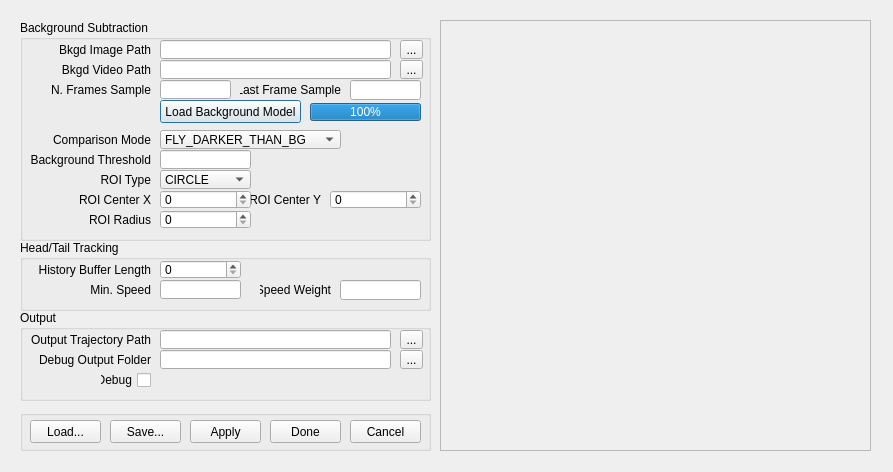
Qt form src/plugin/flytrack/flytrack_plugin.ui (hubbardp/BIASJAABA) before a commit.
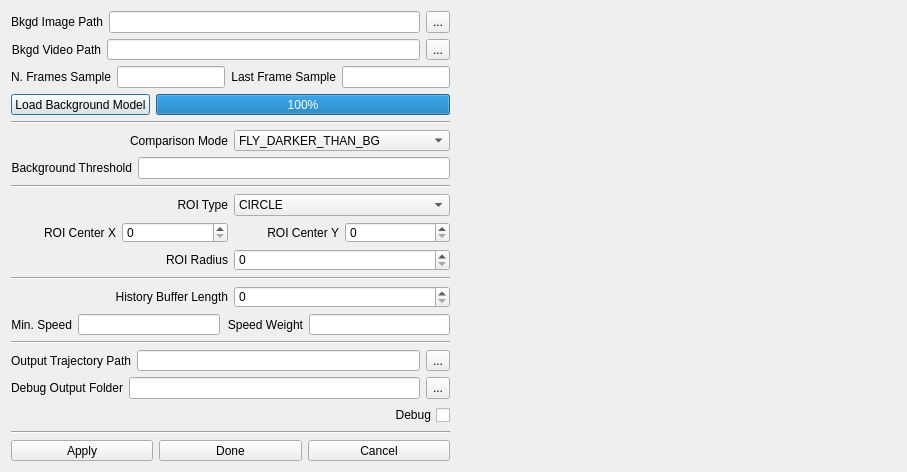
The same form after that commit.

Commit message: More messing with the gui.

Patch:
```diff
--- a/src/plugin/flytrack/flytrack_plugin.ui
+++ b/src/plugin/flytrack/flytrack_plugin.ui
@@ -6,76 +6,86 @@
    <rect>
     <x>0</x>
     <y>0</y>
-    <width>893</width>
+    <width>907</width>
     <height>472</height>
    </rect>
   </property>
+  <property name="sizePolicy">
+   <sizepolicy hsizetype="Expanding" vsizetype="Expanding">
+    <horstretch>0</horstretch>
+    <verstretch>0</verstretch>
+   </sizepolicy>
+  </property>
   <property name="minimumSize">
    <size>
-    <width>460</width>
+    <width>907</width>
     <height>472</height>
    </size>
   </property>
   <property name="windowTitle">
    <string>Form</string>
   </property>
-  <widget class="QGroupBox" name="bgGroupBox">
-   <property name="geometry">
-    <rect>
-     <x>20</x>
-     <y>20</y>
-     <width>411</width>
-     <height>221</height>
-    </rect>
-   </property>
-   <property name="title">
-    <string>Background Subtraction</string>
-   </property>
+  <layout class="QHBoxLayout" name="horizontalLayout_2">
+   <item>
+    <layout class="QHBoxLayout" name="mainHorizontalLayout">
+     <property name="sizeConstraint">
+      <enum>QLayout::SetNoConstraint</enum>
+     </property>
+     <item>
+      <layout class="QVBoxLayout" name="controlsVerticalLayout"/>
+     </item>
+     <item>
+      <layout class="QVBoxLayout" name="bgEstVerticalLayout">
+       <item>
+        <layout class="QHBoxLayout" name="bgImageFilePathHorizontalLayout">
+         <item>
+          <widget class="QLabel" name="bgImageFilePathLabel">
+           <property name="sizePolicy">
+            <sizepolicy hsizetype="Preferred" vsizetype="Preferred">
+             <horstretch>0</horstretch>
+             <verstretch>0</verstretch>
+            </sizepolicy>
+           </property>
+           <property name="layoutDirection">
+            <enum>Qt::RightToLeft</enum>
+           </property>
+           <property name="text">
+            <string>Bkgd Image Path</string>
+           </property>
+           <property name="alignment">
+            <set>Qt::AlignRight|Qt::AlignTrailing|Qt::AlignVCenter</set>
+           </property>
+          </widget>
+         </item>
+         <item>
+          <widget class="QLineEdit" name="bgImageFilePathLineEdit">
+           <property name="sizePolicy">
+            <sizepolicy hsizetype="Expanding" vsizetype="Preferred">
+             <horstretch>0</horstretch>
+             <verstretch>0</verstretch>
+            </sizepolicy>
+           </property>
+          </widget>
+         </item>
+         <item>
    <widget class="QToolButton" name="bgImageFilePathToolButton">
-    <property name="geometry">
-     <rect>
-      <x>380</x>
-      <y>20</y>
-      <width>23</width>
-      <height>19</height>
-     </rect>
+           <property name="sizePolicy">
+            <sizepolicy hsizetype="Preferred" vsizetype="Preferred">
+             <horstretch>0</horstretch>
+             <verstretch>0</verstretch>
+            </sizepolicy>
     </property>
     <property name="text">
      <string>...</string>
     </property>
    </widget>
-   <widget class="QToolButton" name="bgVideoFilePathToolButton">
-    <property name="geometry">
-     <rect>
-      <x>380</x>
-      <y>40</y>
-      <width>23</width>
-      <height>19</height>
-     </rect>
-    </property>
-    <property name="text">
-     <string>...</string>
-    </property>
-   </widget>
-   <widget class="QLineEdit" name="bgVideoFilePathLineEdit">
-    <property name="geometry">
-     <rect>
-      <x>140</x>
-      <y>40</y>
-      <width>231</width>
-      <height>19</height>
-     </rect>
-    </property>
-   </widget>
+         </item>
+        </layout>
+       </item>
+       <item>
+        <layout class="QHBoxLayout" name="bgVideoFilePathHorizontalLayout">
+         <item>
    <widget class="QLabel" name="bgVideoFilePathLabel">
-    <property name="geometry">
-     <rect>
-      <x>10</x>
-      <y>40</y>
-      <width>121</width>
-      <height>19</height>
-     </rect>
-    </property>
     <property name="layoutDirection">
      <enum>Qt::RightToLeft</enum>
     </property>
@@ -86,44 +96,29 @@
      <set>Qt::AlignRight|Qt::AlignTrailing|Qt::AlignVCenter</set>
     </property>
    </widget>
-   <widget class="QLineEdit" name="bgImageFilePathLineEdit">
-    <property name="geometry">
-     <rect>
-      <x>140</x>
-      <y>20</y>
-      <width>231</width>
-      <height>19</height>
-     </rect>
-    </property>
-   </widget>
-   <widget class="QLabel" name="bgImageFilePathLabel">
-    <property name="geometry">
-     <rect>
-      <x>10</x>
-      <y>20</y>
-      <width>121</width>
-      <height>19</height>
-     </rect>
-    </property>
-    <property name="layoutDirection">
-     <enum>Qt::RightToLeft</enum>
+         </item>
+         <item>
+          <widget class="QLineEdit" name="bgVideoFilePathLineEdit"/>
+         </item>
+         <item>
+          <widget class="QToolButton" name="bgVideoFilePathToolButton">
+           <property name="sizePolicy">
+            <sizepolicy hsizetype="Preferred" vsizetype="Preferred">
+             <horstretch>0</horstretch>
+             <verstretch>0</verstretch>
+            </sizepolicy>
     </property>
     <property name="text">
-     <string>Bkgd Image Path</string>
-    </property>
-    <property name="alignment">
-     <set>Qt::AlignRight|Qt::AlignTrailing|Qt::AlignVCenter</set>
-    </property>
-   </widget>
+            <string>...</string>
+           </property>
+          </widget>
+         </item>
+        </layout>
+       </item>
+       <item>
+        <layout class="QHBoxLayout" name="bgSampleHorizontalLayout">
+         <item>
    <widget class="QLabel" name="nFramesBgEstLabel">
-    <property name="geometry">
-     <rect>
-      <x>10</x>
-      <y>60</y>
-      <width>121</width>
-      <height>19</height>
-     </rect>
-    </property>
     <property name="layoutDirection">
      <enum>Qt::RightToLeft</enum>
     </property>
@@ -134,28 +129,22 @@
      <set>Qt::AlignRight|Qt::AlignTrailing|Qt::AlignVCenter</set>
     </property>
    </widget>
+         </item>
+         <item>
    <widget class="QLineEdit" name="nFramesBgEstLineEdit">
-    <property name="geometry">
-     <rect>
-      <x>140</x>
-      <y>60</y>
-      <width>71</width>
-      <height>19</height>
-     </rect>
+           <property name="sizePolicy">
+            <sizepolicy hsizetype="Expanding" vsizetype="Preferred">
+             <horstretch>0</horstretch>
+             <verstretch>0</verstretch>
+            </sizepolicy>
     </property>
     <property name="text">
      <string/>
     </property>
    </widget>
+         </item>
+         <item>
    <widget class="QLabel" name="lastFrameSampleLabel">
-    <property name="geometry">
-     <rect>
-      <x>220</x>
-      <y>60</y>
-      <width>101</width>
-      <height>20</height>
-     </rect>
-    </property>
     <property name="layoutDirection">
      <enum>Qt::RightToLeft</enum>
     </property>
@@ -166,28 +155,75 @@
      <set>Qt::AlignRight|Qt::AlignTrailing|Qt::AlignVCenter</set>
     </property>
    </widget>
+         </item>
+         <item>
    <widget class="QLineEdit" name="lastFrameSampleLineEdit">
-    <property name="geometry">
-     <rect>
-      <x>330</x>
-      <y>60</y>
-      <width>71</width>
-      <height>20</height>
-     </rect>
+           <property name="sizePolicy">
+            <sizepolicy hsizetype="Expanding" vsizetype="Preferred">
+             <horstretch>0</horstretch>
+             <verstretch>0</verstretch>
+            </sizepolicy>
     </property>
     <property name="text">
      <string/>
     </property>
    </widget>
+         </item>
+        </layout>
+       </item>
+       <item>
+        <layout class="QHBoxLayout" name="bgLoadHorizontalLayout">
+         <item>
+          <widget class="QPushButton" name="loadBgPushButton">
+           <property name="sizePolicy">
+            <sizepolicy hsizetype="Preferred" vsizetype="Preferred">
+             <horstretch>0</horstretch>
+             <verstretch>0</verstretch>
+            </sizepolicy>
+           </property>
+           <property name="text">
+            <string>Load Background Model</string>
+           </property>
+          </widget>
+         </item>
+         <item>
+          <widget class="QProgressBar" name="progressBar">
+           <property name="sizePolicy">
+            <sizepolicy hsizetype="Expanding" vsizetype="Preferred">
+             <horstretch>0</horstretch>
+             <verstretch>0</verstretch>
+            </sizepolicy>
+           </property>
+           <property name="layoutDirection">
+            <enum>Qt::LeftToRight</enum>
+           </property>
+           <property name="value">
+            <number>100</number>
+           </property>
+           <property name="alignment">
+            <set>Qt::AlignCenter</set>
+           </property>
+           <property name="invertedAppearance">
+            <bool>false</bool>
+           </property>
+           <property name="textDirection">
+            <enum>QProgressBar::TopToBottom</enum>
+           </property>
+          </widget>
+         </item>
+        </layout>
+       </item>
+       <item>
+        <widget class="Line" name="line">
+         <property name="orientation">
+          <enum>Qt::Horizontal</enum>
+         </property>
+        </widget>
+       </item>
+       <item>
+        <layout class="QHBoxLayout" name="horizontalLayout_9">
+         <item>
    <widget class="QLabel" name="flyVsBgModeLabel">
-    <property name="geometry">
-     <rect>
-      <x>10</x>
-      <y>110</y>
-      <width>121</width>
-      <height>19</height>
-     </rect>
-    </property>
     <property name="layoutDirection">
      <enum>Qt::RightToLeft</enum>
     </property>
@@ -198,14 +234,14 @@
      <set>Qt::AlignRight|Qt::AlignTrailing|Qt::AlignVCenter</set>
     </property>
    </widget>
+         </item>
+         <item>
    <widget class="QComboBox" name="flyVsBgModeComboBox">
-    <property name="geometry">
-     <rect>
-      <x>140</x>
-      <y>110</y>
-      <width>181</width>
-      <height>19</height>
-     </rect>
+           <property name="sizePolicy">
+            <sizepolicy hsizetype="Preferred" vsizetype="Preferred">
+             <horstretch>0</horstretch>
+             <verstretch>0</verstretch>
+            </sizepolicy>
     </property>
     <item>
      <property name="text">
@@ -223,15 +259,50 @@
      </property>
     </item>
    </widget>
+         </item>
+        </layout>
+       </item>
+       <item>
+        <layout class="QHBoxLayout" name="horizontalLayout_10">
+         <item>
+          <widget class="QLabel" name="backgroundThresholdLabel">
+           <property name="layoutDirection">
+            <enum>Qt::RightToLeft</enum>
+           </property>
+           <property name="text">
+            <string>Background Threshold</string>
+           </property>
+           <property name="alignment">
+            <set>Qt::AlignRight|Qt::AlignTrailing|Qt::AlignVCenter</set>
+           </property>
+          </widget>
+         </item>
+         <item>
+          <widget class="QLineEdit" name="backgroundThresholdLineEdit">
+           <property name="sizePolicy">
+            <sizepolicy hsizetype="Expanding" vsizetype="Preferred">
+             <horstretch>0</horstretch>
+             <verstretch>0</verstretch>
+            </sizepolicy>
+           </property>
+           <property name="text">
+            <string/>
+           </property>
+          </widget>
+         </item>
+        </layout>
+       </item>
+       <item>
+        <widget class="Line" name="line_2">
+         <property name="orientation">
+          <enum>Qt::Horizontal</enum>
+         </property>
+        </widget>
+       </item>
+       <item>
+        <layout class="QHBoxLayout" name="horizontalLayout_11">
+         <item>
    <widget class="QLabel" name="roiTypeLabel">
-    <property name="geometry">
-     <rect>
-      <x>10</x>
-      <y>150</y>
-      <width>121</width>
-      <height>19</height>
-     </rect>
-    </property>
     <property name="layoutDirection">
      <enum>Qt::RightToLeft</enum>
     </property>
@@ -242,14 +313,14 @@
      <set>Qt::AlignRight|Qt::AlignTrailing|Qt::AlignVCenter</set>
     </property>
    </widget>
+         </item>
+         <item>
    <widget class="QComboBox" name="roiTypeComboBox">
-    <property name="geometry">
-     <rect>
-      <x>140</x>
-      <y>150</y>
-      <width>91</width>
-      <height>19</height>
-     </rect>
+           <property name="sizePolicy">
+            <sizepolicy hsizetype="Preferred" vsizetype="Preferred">
+             <horstretch>0</horstretch>
+             <verstretch>0</verstretch>
+            </sizepolicy>
     </property>
     <item>
      <property name="text">
@@ -262,15 +333,13 @@
      </property>
     </item>
    </widget>
+         </item>
+        </layout>
+       </item>
+       <item>
+        <layout class="QHBoxLayout" name="horizontalLayout_12">
+         <item>
    <widget class="QLabel" name="roiCenterXLabel">
-    <property name="geometry">
-     <rect>
-      <x>10</x>
-      <y>170</y>
-      <width>121</width>
-      <height>19</height>
-     </rect>
-    </property>
     <property name="layoutDirection">
      <enum>Qt::RightToLeft</enum>
     </property>
@@ -281,15 +350,22 @@
      <set>Qt::AlignRight|Qt::AlignTrailing|Qt::AlignVCenter</set>
     </property>
    </widget>
+         </item>
+         <item>
+          <widget class="QSpinBox" name="roiCenterXSpinBox">
+           <property name="sizePolicy">
+            <sizepolicy hsizetype="Minimum" vsizetype="Preferred">
+             <horstretch>0</horstretch>
+             <verstretch>0</verstretch>
+            </sizepolicy>
+           </property>
+           <property name="maximum">
+            <number>999999999</number>
+           </property>
+          </widget>
+         </item>
+         <item>
    <widget class="QLabel" name="roiCenterYLabel">
-    <property name="geometry">
-     <rect>
-      <x>230</x>
-      <y>170</y>
-      <width>71</width>
-      <height>20</height>
-     </rect>
-    </property>
     <property name="layoutDirection">
      <enum>Qt::RightToLeft</enum>
     </property>
@@ -300,15 +376,26 @@
      <set>Qt::AlignRight|Qt::AlignTrailing|Qt::AlignVCenter</set>
     </property>
    </widget>
+         </item>
+         <item>
+          <widget class="QSpinBox" name="roiCenterYSpinBox">
+           <property name="sizePolicy">
+            <sizepolicy hsizetype="Minimum" vsizetype="Preferred">
+             <horstretch>0</horstretch>
+             <verstretch>0</verstretch>
+            </sizepolicy>
+           </property>
+           <property name="maximum">
+            <number>999999999</number>
+           </property>
+          </widget>
+         </item>
+        </layout>
+       </item>
+       <item>
+        <layout class="QHBoxLayout" name="horizontalLayout_13">
+         <item>
    <widget class="QLabel" name="roiCenterXLabel_2">
-    <property name="geometry">
-     <rect>
-      <x>10</x>
-      <y>190</y>
-      <width>121</width>
-      <height>19</height>
-     </rect>
-    </property>
     <property name="layoutDirection">
      <enum>Qt::RightToLeft</enum>
     </property>
@@ -319,143 +406,33 @@
      <set>Qt::AlignRight|Qt::AlignTrailing|Qt::AlignVCenter</set>
     </property>
    </widget>
-   <widget class="QPushButton" name="loadBgPushButton">
-    <property name="geometry">
-     <rect>
-      <x>140</x>
-      <y>80</y>
-      <width>141</width>
-      <height>23</height>
-     </rect>
-    </property>
-    <property name="text">
-     <string>Load Background Model</string>
-    </property>
-   </widget>
-   <widget class="QProgressBar" name="progressBar">
-    <property name="geometry">
-     <rect>
-      <x>290</x>
-      <y>83</y>
-      <width>111</width>
-      <height>18</height>
-     </rect>
-    </property>
-    <property name="sizePolicy">
-     <sizepolicy hsizetype="Expanding" vsizetype="Fixed">
-      <horstretch>0</horstretch>
-      <verstretch>0</verstretch>
-     </sizepolicy>
-    </property>
-    <property name="layoutDirection">
-     <enum>Qt::LeftToRight</enum>
-    </property>
-    <property name="value">
-     <number>100</number>
-    </property>
-    <property name="alignment">
-     <set>Qt::AlignCenter</set>
-    </property>
-    <property name="invertedAppearance">
-     <bool>false</bool>
-    </property>
-    <property name="textDirection">
-     <enum>QProgressBar::TopToBottom</enum>
-    </property>
-   </widget>
-   <widget class="QLabel" name="backgroundThresholdLabel">
-    <property name="geometry">
-     <rect>
-      <x>10</x>
-      <y>130</y>
-      <width>121</width>
-      <height>19</height>
-     </rect>
-    </property>
-    <property name="layoutDirection">
-     <enum>Qt::RightToLeft</enum>
-    </property>
-    <property name="text">
-     <string>Background Threshold</string>
-    </property>
-    <property name="alignment">
-     <set>Qt::AlignRight|Qt::AlignTrailing|Qt::AlignVCenter</set>
-    </property>
-   </widget>
-   <widget class="QLineEdit" name="backgroundThresholdLineEdit">
-    <property name="geometry">
-     <rect>
-      <x>140</x>
-      <y>130</y>
-      <width>91</width>
-      <height>19</height>
-     </rect>
-    </property>
-    <property name="text">
-     <string/>
-    </property>
-   </widget>
-   <widget class="QSpinBox" name="roiCenterXSpinBox">
-    <property name="geometry">
-     <rect>
-      <x>140</x>
-      <y>170</y>
-      <width>91</width>
-      <height>19</height>
-     </rect>
-    </property>
-    <property name="maximum">
-     <number>999999999</number>
-    </property>
-   </widget>
-   <widget class="QSpinBox" name="roiCenterYSpinBox">
-    <property name="geometry">
-     <rect>
-      <x>310</x>
-      <y>170</y>
-      <width>91</width>
-      <height>19</height>
-     </rect>
-    </property>
-    <property name="maximum">
-     <number>999999999</number>
-    </property>
-   </widget>
+         </item>
+         <item>
    <widget class="QSpinBox" name="roiRadiusSpinBox">
-    <property name="geometry">
-     <rect>
-      <x>140</x>
-      <y>190</y>
-      <width>91</width>
-      <height>19</height>
-     </rect>
+           <property name="sizePolicy">
+            <sizepolicy hsizetype="Minimum" vsizetype="Preferred">
+             <horstretch>0</horstretch>
+             <verstretch>0</verstretch>
+            </sizepolicy>
     </property>
     <property name="maximum">
      <number>999999999</number>
     </property>
    </widget>
-  </widget>
-  <widget class="QGroupBox" name="headTailGroupBox">
-   <property name="geometry">
-    <rect>
-     <x>20</x>
-     <y>240</y>
-     <width>411</width>
-     <height>71</height>
-    </rect>
-   </property>
-   <property name="title">
-    <string>Head/Tail Tracking</string>
-   </property>
+         </item>
+        </layout>
+       </item>
+       <item>
+        <widget class="Line" name="line_3">
+         <property name="orientation">
+          <enum>Qt::Horizontal</enum>
+         </property>
+        </widget>
+       </item>
+       <item>
+        <layout class="QHBoxLayout" name="horizontalLayout_14">
+         <item>
    <widget class="QLabel" name="historyBufferLengthLabel">
-    <property name="geometry">
-     <rect>
-      <x>10</x>
-      <y>20</y>
-      <width>121</width>
-      <height>19</height>
-     </rect>
-    </property>
     <property name="layoutDirection">
      <enum>Qt::RightToLeft</enum>
     </property>
@@ -466,15 +443,26 @@
      <set>Qt::AlignRight|Qt::AlignTrailing|Qt::AlignVCenter</set>
     </property>
    </widget>
+         </item>
+         <item>
+          <widget class="QSpinBox" name="historyBufferLengthSpinBox">
+           <property name="sizePolicy">
+            <sizepolicy hsizetype="Minimum" vsizetype="Preferred">
+             <horstretch>0</horstretch>
+             <verstretch>0</verstretch>
+            </sizepolicy>
+           </property>
+           <property name="maximum">
+            <number>1000</number>
+           </property>
+          </widget>
+         </item>
+        </layout>
+       </item>
+       <item>
+        <layout class="QHBoxLayout" name="horizontalLayout_15">
+         <item>
    <widget class="QLabel" name="minVelocityMagnitudeLabel">
-    <property name="geometry">
-     <rect>
-      <x>10</x>
-      <y>40</y>
-      <width>121</width>
-      <height>19</height>
-     </rect>
-    </property>
     <property name="layoutDirection">
      <enum>Qt::RightToLeft</enum>
     </property>
@@ -485,28 +473,22 @@
      <set>Qt::AlignRight|Qt::AlignTrailing|Qt::AlignVCenter</set>
     </property>
    </widget>
+         </item>
+         <item>
    <widget class="QLineEdit" name="minVelocityMagnitudeLineEdit">
-    <property name="geometry">
-     <rect>
-      <x>140</x>
-      <y>40</y>
-      <width>81</width>
-      <height>19</height>
-     </rect>
+           <property name="sizePolicy">
+            <sizepolicy hsizetype="Expanding" vsizetype="Preferred">
+             <horstretch>0</horstretch>
+             <verstretch>0</verstretch>
+            </sizepolicy>
     </property>
     <property name="text">
      <string/>
     </property>
    </widget>
+         </item>
+         <item>
    <widget class="QLabel" name="headTailWeightVelocityLabel">
-    <property name="geometry">
-     <rect>
-      <x>240</x>
-      <y>40</y>
-      <width>71</width>
-      <height>20</height>
-     </rect>
-    </property>
     <property name="layoutDirection">
      <enum>Qt::RightToLeft</enum>
     </property>
@@ -517,54 +499,33 @@
      <set>Qt::AlignRight|Qt::AlignTrailing|Qt::AlignVCenter</set>
     </property>
    </widget>
+         </item>
+         <item>
    <widget class="QLineEdit" name="headTailWeightVelocityLineEdit">
-    <property name="geometry">
-     <rect>
-      <x>320</x>
-      <y>40</y>
-      <width>81</width>
-      <height>20</height>
-     </rect>
+           <property name="sizePolicy">
+            <sizepolicy hsizetype="Expanding" vsizetype="Preferred">
+             <horstretch>0</horstretch>
+             <verstretch>0</verstretch>
+            </sizepolicy>
     </property>
     <property name="text">
      <string/>
     </property>
    </widget>
-   <widget class="QSpinBox" name="historyBufferLengthSpinBox">
-    <property name="geometry">
-     <rect>
-      <x>140</x>
-      <y>20</y>
-      <width>81</width>
-      <height>19</height>
-     </rect>
-    </property>
-    <property name="maximum">
-     <number>1000</number>
-    </property>
-   </widget>
-  </widget>
-  <widget class="QGroupBox" name="groupBox">
-   <property name="geometry">
-    <rect>
-     <x>20</x>
-     <y>310</y>
-     <width>411</width>
-     <height>91</height>
-    </rect>
-   </property>
-   <property name="title">
-    <string>Output</string>
-   </property>
+         </item>
+        </layout>
+       </item>
+       <item>
+        <widget class="Line" name="line_4">
+         <property name="orientation">
+          <enum>Qt::Horizontal</enum>
+         </property>
+        </widget>
+       </item>
+       <item>
+        <layout class="QHBoxLayout" name="horizontalLayout_16">
+         <item>
    <widget class="QLabel" name="logFilePathLabel">
-    <property name="geometry">
-     <rect>
-      <x>10</x>
-      <y>20</y>
-      <width>121</width>
-      <height>19</height>
-     </rect>
-    </property>
     <property name="layoutDirection">
      <enum>Qt::RightToLeft</enum>
     </property>
@@ -575,54 +536,36 @@
      <set>Qt::AlignRight|Qt::AlignTrailing|Qt::AlignVCenter</set>
     </property>
    </widget>
+         </item>
+         <item>
    <widget class="QLineEdit" name="logFilePathLineEdit">
-    <property name="geometry">
-     <rect>
-      <x>140</x>
-      <y>20</y>
-      <width>231</width>
-      <height>19</height>
-     </rect>
-    </property>
-   </widget>
+           <property name="sizePolicy">
+            <sizepolicy hsizetype="Expanding" vsizetype="Preferred">
+             <horstretch>0</horstretch>
+             <verstretch>0</verstretch>
+            </sizepolicy>
+           </property>
+          </widget>
+         </item>
+         <item>
    <widget class="QToolButton" name="logFilePathToolButton">
-    <property name="geometry">
-     <rect>
-      <x>380</x>
-      <y>20</y>
-      <width>23</width>
-      <height>19</height>
-     </rect>
+           <property name="sizePolicy">
+            <sizepolicy hsizetype="Preferred" vsizetype="Preferred">
+             <horstretch>0</horstretch>
+             <verstretch>0</verstretch>
+            </sizepolicy>
     </property>
     <property name="text">
      <string>...</string>
     </property>
    </widget>
-   <widget class="QCheckBox" name="DEBUGCheckBox">
-    <property name="geometry">
-     <rect>
-      <x>80</x>
-      <y>60</y>
-      <width>51</width>
-      <height>20</height>
-     </rect>
-    </property>
-    <property name="layoutDirection">
-     <enum>Qt::RightToLeft</enum>
-    </property>
-    <property name="text">
-     <string>Debug</string>
-    </property>
-   </widget>
+         </item>
+        </layout>
+       </item>
+       <item>
+        <layout class="QHBoxLayout" name="horizontalLayout_17">
+         <item>
    <widget class="QLabel" name="tmpOutDirLabel">
-    <property name="geometry">
-     <rect>
-      <x>20</x>
-      <y>40</y>
-      <width>111</width>
-      <height>20</height>
-     </rect>
-    </property>
     <property name="layoutDirection">
      <enum>Qt::RightToLeft</enum>
     </property>
@@ -633,144 +576,130 @@
      <set>Qt::AlignRight|Qt::AlignTrailing|Qt::AlignVCenter</set>
     </property>
    </widget>
+         </item>
+         <item>
    <widget class="QLineEdit" name="tmpOutDirLineEdit">
-    <property name="geometry">
-     <rect>
-      <x>140</x>
-      <y>40</y>
-      <width>231</width>
-      <height>19</height>
-     </rect>
-    </property>
-   </widget>
+           <property name="sizePolicy">
+            <sizepolicy hsizetype="Expanding" vsizetype="Preferred">
+             <horstretch>0</horstretch>
+             <verstretch>0</verstretch>
+            </sizepolicy>
+           </property>
+          </widget>
+         </item>
+         <item>
    <widget class="QToolButton" name="tmpOutDirToolButton">
-    <property name="geometry">
-     <rect>
-      <x>380</x>
-      <y>40</y>
-      <width>23</width>
-      <height>19</height>
-     </rect>
+           <property name="sizePolicy">
+            <sizepolicy hsizetype="Preferred" vsizetype="Preferred">
+             <horstretch>0</horstretch>
+             <verstretch>0</verstretch>
+            </sizepolicy>
     </property>
     <property name="text">
      <string>...</string>
     </property>
    </widget>
-  </widget>
-  <widget class="QGroupBox" name="loadSaveBox">
-   <property name="geometry">
-    <rect>
-     <x>20</x>
-     <y>410</y>
-     <width>411</width>
-     <height>41</height>
-    </rect>
-   </property>
-   <property name="title">
-    <string/>
-   </property>
-   <widget class="QPushButton" name="loadPushButton">
-    <property name="geometry">
-     <rect>
-      <x>10</x>
-      <y>10</y>
-      <width>71</width>
-      <height>23</height>
-     </rect>
-    </property>
+         </item>
+        </layout>
+       </item>
+       <item>
+        <widget class="QCheckBox" name="DEBUGCheckBox">
+         <property name="sizePolicy">
+          <sizepolicy hsizetype="Minimum" vsizetype="Preferred">
+           <horstretch>0</horstretch>
+           <verstretch>0</verstretch>
+          </sizepolicy>
+         </property>
+         <property name="layoutDirection">
+          <enum>Qt::RightToLeft</enum>
+         </property>
     <property name="text">
-     <string>Load...</string>
-    </property>
-   </widget>
-   <widget class="QPushButton" name="savePushButton">
-    <property name="geometry">
-     <rect>
-      <x>90</x>
-      <y>10</y>
-      <width>71</width>
-      <height>23</height>
-     </rect>
-    </property>
-    <property name="text">
-     <string>Save...</string>
-    </property>
-   </widget>
-   <widget class="QPushButton" name="donePushButton">
-    <property name="geometry">
-     <rect>
-      <x>250</x>
-      <y>10</y>
-      <width>71</width>
-      <height>23</height>
-     </rect>
-    </property>
-    <property name="text">
-     <string>Done</string>
-    </property>
-   </widget>
+          <string>Debug</string>
+         </property>
+        </widget>
+       </item>
+       <item>
+        <widget class="Line" name="line_5">
+         <property name="orientation">
+          <enum>Qt::Horizontal</enum>
+         </property>
+        </widget>
+       </item>
+       <item>
+        <layout class="QHBoxLayout" name="buttonHorizontalLayout">
+         <item>
    <widget class="QPushButton" name="applyPushButton">
-    <property name="geometry">
-     <rect>
-      <x>170</x>
-      <y>10</y>
-      <width>71</width>
-      <height>23</height>
-     </rect>
+           <property name="sizePolicy">
+            <sizepolicy hsizetype="Preferred" vsizetype="Fixed">
+             <horstretch>0</horstretch>
+             <verstretch>0</verstretch>
+            </sizepolicy>
     </property>
     <property name="text">
      <string>Apply</string>
     </property>
    </widget>
+         </item>
+         <item>
+          <widget class="QPushButton" name="donePushButton">
+           <property name="sizePolicy">
+            <sizepolicy hsizetype="Preferred" vsizetype="Fixed">
+             <horstretch>0</horstretch>
+             <verstretch>0</verstretch>
+            </sizepolicy>
+           </property>
+           <property name="text">
+            <string>Done</string>
+           </property>
+          </widget>
+         </item>
+         <item>
    <widget class="QPushButton" name="cancelPushButton">
-    <property name="geometry">
-     <rect>
-      <x>330</x>
-      <y>10</y>
-      <width>71</width>
-      <height>23</height>
-     </rect>
+           <property name="sizePolicy">
+            <sizepolicy hsizetype="Preferred" vsizetype="Fixed">
+             <horstretch>0</horstretch>
+             <verstretch>0</verstretch>
+            </sizepolicy>
     </property>
     <property name="text">
      <string>Cancel</string>
     </property>
    </widget>
-  </widget>
-  <widget class="QScrollArea" name="previewImageScrollArea">
-   <property name="geometry">
-    <rect>
-     <x>440</x>
-     <y>20</y>
-     <width>431</width>
-     <height>431</height>
-    </rect>
-   </property>
-   <property name="widgetResizable">
-    <bool>true</bool>
-   </property>
-   <widget class="QWidget" name="scrollAreaWidgetContents">
-    <property name="geometry">
-     <rect>
-      <x>0</x>
-      <y>0</y>
-      <width>429</width>
-      <height>429</height>
-     </rect>
-    </property>
+         </item>
+        </layout>
+       </item>
+      </layout>
+     </item>
+     <item>
+      <spacer name="horizontalSpacer">
+       <property name="orientation">
+        <enum>Qt::Horizontal</enum>
+       </property>
+       <property name="sizeType">
+        <enum>QSizePolicy::Fixed</enum>
+       </property>
+       <property name="sizeHint" stdset="0">
+        <size>
+         <width>20</width>
+         <height>20</height>
+        </size>
+       </property>
+      </spacer>
+     </item>
+     <item>
     <widget class="QLabel" name="previewImageLabel">
-     <property name="geometry">
-      <rect>
-       <x>20</x>
-       <y>20</y>
-       <width>391</width>
-       <height>391</height>
-      </rect>
-     </property>
      <property name="sizePolicy">
-      <sizepolicy hsizetype="Ignored" vsizetype="Ignored">
+        <sizepolicy hsizetype="MinimumExpanding" vsizetype="MinimumExpanding">
        <horstretch>0</horstretch>
        <verstretch>0</verstretch>
       </sizepolicy>
      </property>
+       <property name="minimumSize">
+        <size>
+         <width>400</width>
+         <height>400</height>
+        </size>
+       </property>
      <property name="mouseTracking">
       <bool>false</bool>
      </property>
@@ -778,8 +707,10 @@
       <string/>
      </property>
     </widget>
-   </widget>
-  </widget>
+     </item>
+    </layout>
+   </item>
+  </layout>
  </widget>
  <resources/>
  <connections/>
```
Left out of the diff: 2 changed lines with no effect on the pictures. Lines whose indentation alone changed are shown as unchanged. The commit also changes 2 other files.
